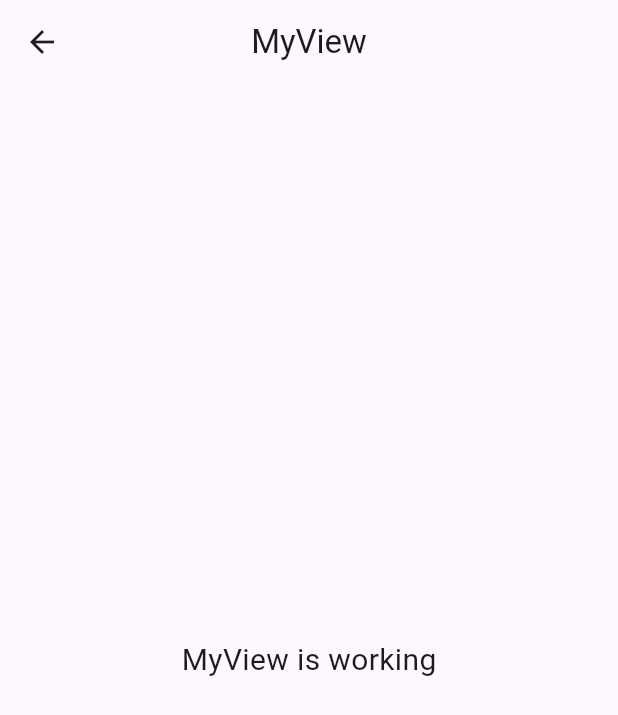
After one commit to cjy19890822/wanAndroidProject, a Flutter app: the MyView screen opened by its route, on a phone screen of 412 x 824 dp. The commit adds this screen. Shown: the top 715 px of the screen. Run offline on Flutter 3.47's test engine with Material 3 defaults, Android fonts, the phone set to English and light mode, and no system bars; our stand-ins replace flutter_easyloading, flutter_screenutil, fluttertoast, get, pull_to_refresh; missing offline and left inert: dart:ffi.

Commit message:
添加my页面

```diff
--- /dev/null
+++ b/lib/app/modules/my/views/my_view.dart
@@ -0,0 +1,24 @@
+import 'package:flutter/material.dart';
+
+import 'package:get/get.dart';
+
+import '../controllers/my_controller.dart';
+
+class MyView extends GetView<MyController> {
+  const MyView({Key? key}) : super(key: key);
+  @override
+  Widget build(BuildContext context) {
+    return Scaffold(
+      appBar: AppBar(
+        title: const Text('MyView'),
+        centerTitle: true,
+      ),
+      body: const Center(
+        child: Text(
+          'MyView is working',
+          style: TextStyle(fontSize: 20),
+        ),
+      ),
+    );
+  }
+}
--- a/lib/app/routes/app_pages.dart
+++ b/lib/app/routes/app_pages.dart
@@ -2,6 +2,8 @@ import 'package:get/get.dart';
 
 import '../modules/home/bindings/home_binding.dart';
 import '../modules/home/views/home_view.dart';
+import '../modules/my/bindings/my_binding.dart';
+import '../modules/my/views/my_view.dart';
 import '../modules/tabs/bindings/tabs_binding.dart';
 import '../modules/tabs/views/tabs_view.dart';
 
@@ -18,11 +20,15 @@ class AppPages {
       page: () => const HomeView(),
       binding: HomeBinding(),
     ),
-
     GetPage(
       name: _Paths.TABS,
       page: () => const TabsView(),
       binding: TabsBinding(),
     ),
+    GetPage(
+      name: _Paths.MY,
+      page: () => const MyView(),
+      binding: MyBinding(),
+    ),
   ];
 }
--- a/lib/app/routes/app_routes.dart
+++ b/lib/app/routes/app_routes.dart
@@ -6,6 +6,7 @@ abstract class Routes {
   static const HOME = _Paths.HOME;
   static const TAB = _Paths.TAB;
   static const TABS = _Paths.TABS;
+  static const MY = _Paths.MY;
 }
 
 abstract class _Paths {
@@ -13,4 +14,5 @@ abstract class _Paths {
   static const HOME = '/home';
   static const TAB = '/tab';
   static const TABS = '/tabs';
+  static const MY = '/my';
 }
```
Also changed, not shown: lib/app/modules/my/bindings/my_binding.dart (added, +12 -0 lines), lib/app/modules/my/controllers/my_controller.dart (added, +23 -0 lines).
